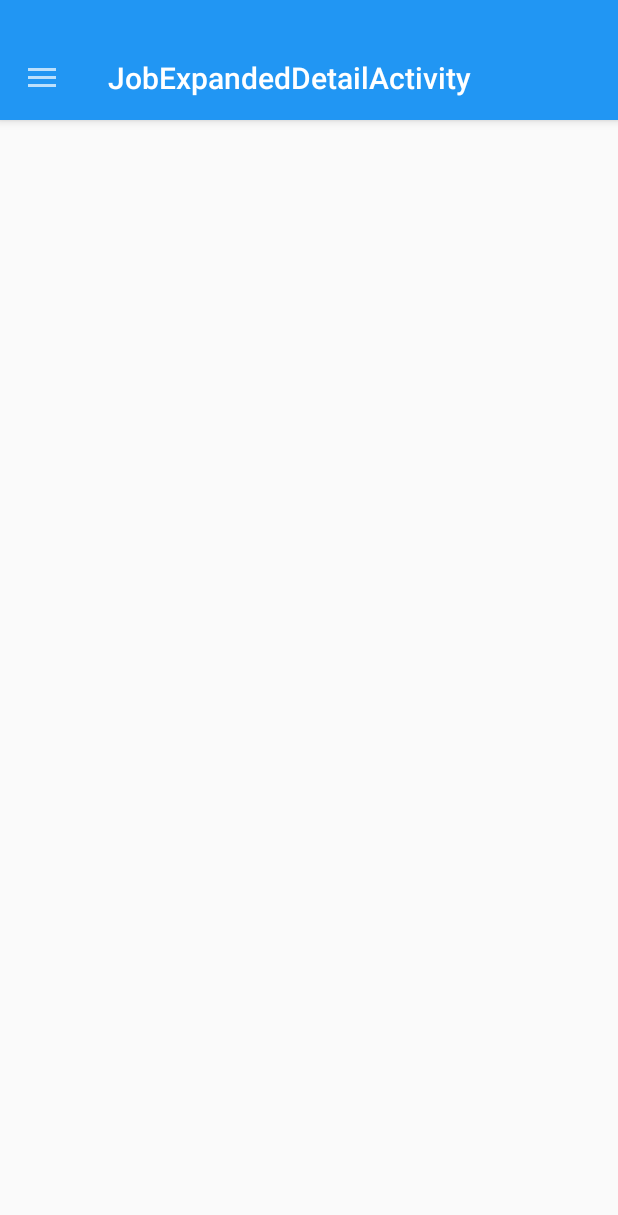
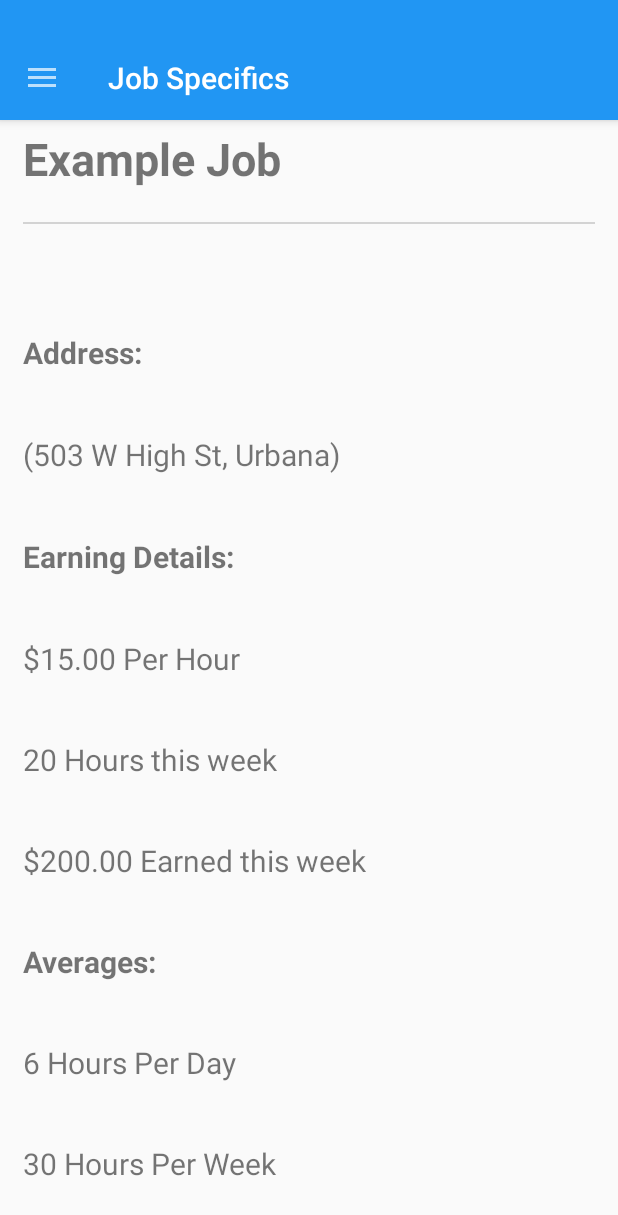
Before and after one commit to nbach/QuickTracker, an Android app: the JobExpandedDetailActivity screen opened directly, with no data from a screen before it, on a phone screen of 412 x 824 dp. Shown: the top 1215 px of the screen. Run offline under Robolectric (Android 15) with nearby library versions, the phone set to English and light mode, and no system bars.

Commit message:
Expanded Job Details nearly complete

```diff
--- a/mobile/src/main/res/layout/activity_job_expanded_detail.xml
+++ b/mobile/src/main/res/layout/activity_job_expanded_detail.xml
@@ -6,7 +6,8 @@
     android:elevation="7dp"
     tools:context="com.android.quicktracker.com.quicktracker.JobExpandedDetailActivity">
 
-    <RelativeLayout
+    <LinearLayout
+        android:orientation="vertical"
         android:layout_width="wrap_content"
         android:layout_height="wrap_content"
         tools:context="com.android.quicktracker.com.quicktracker.JobExpandedDetailActivity">
@@ -15,10 +16,66 @@
             android:id="@+id/tool_bar"
             layout="@layout/tool_bar"></include>
 
-        <RelativeLayout xmlns:android="http://schemas.android.com/apk/res/android"
+        <LinearLayout xmlns:android="http://schemas.android.com/apk/res/android"
             android:layout_width="match_parent"
             android:layout_height="match_parent"
-            android:orientation="vertical">
+            android:layout_weight="1"
+            android:layout_marginLeft="15dp"
+            android:orientation="horizontal">
+
+            <TextView
+                android:id="@+id/addressLP"
+                android:text="Example Job"
+                android:layout_width="wrap_content"
+                android:layout_height="match_parent"
+                android:layout_marginTop="5dp"
+                android:textSize="30sp"
+                android:textStyle="bold"
+                android:ellipsize="end"
+                android:maxEms="11"
+                android:singleLine="true"
+                />
+        </LinearLayout>
+        <LinearLayout xmlns:android="http://schemas.android.com/apk/res/android"
+            android:layout_width="match_parent"
+            android:layout_height="match_parent"
+            android:layout_weight="1"
+            android:layout_marginLeft="15dp"
+            android:orientation="horizontal">
+
+            <View
+                android:id="@+id/firstDivider"
+                android:layout_width="fill_parent"
+                android:layout_height="1dip"
+                android:layout_marginRight="15dp"
+                android:background="#ffd3d3d3" />
+        </LinearLayout>
+        <LinearLayout xmlns:android="http://schemas.android.com/apk/res/android"
+            android:layout_width="match_parent"
+            android:layout_height="match_parent"
+            android:layout_weight="1"
+            android:layout_marginLeft="15dp"
+            android:orientation="horizontal">
+
+            <TextView
+                android:id="@+id/avg"
+                android:text="@string/addr"
+                android:layout_width="wrap_content"
+                android:layout_height="match_parent"
+                android:layout_marginTop="5dp"
+                android:textSize="20sp"
+                android:textStyle="bold"
+                android:ellipsize="end"
+                android:maxEms="11"
+                android:singleLine="true"
+                />
+        </LinearLayout>
+        <LinearLayout xmlns:android="http://schemas.android.com/apk/res/android"
+            android:layout_width="match_parent"
+            android:layout_height="match_parent"
+            android:layout_weight="1"
+            android:layout_marginLeft="15dp"
+            android:orientation="horizontal">
 
             <TextView
                 android:id="@+id/addressLP"
@@ -26,8 +83,7 @@
                 android:layout_width="wrap_content"
                 android:layout_height="match_parent"
                 android:layout_marginTop="5dp"
-                android:layout_centerVertical="true"
-                android:textSize="12sp"
+                android:textSize="20sp"
                 android:ellipsize="end"
                 android:maxEms="11"
                 android:singleLine="true"
@@ -37,12 +93,12 @@
                 android:layout_width="wrap_content"
                 android:layout_height="match_parent"
                 android:layout_marginTop="5dp"
-                android:layout_centerVertical="true"
                 android:layout_toRightOf="@id/addressLP"
-                android:textSize="12sp"
+                android:textSize="20sp"
                 android:ellipsize="end"
                 android:maxEms="11"
                 android:singleLine="true"
+                android:text="503 W High St, Urbana"
                 />
             <TextView
                 android:id="@+id/addressRP"
@@ -50,18 +106,39 @@
                 android:layout_width="wrap_content"
                 android:layout_height="match_parent"
                 android:layout_marginTop="5dp"
-                android:layout_centerVertical="true"
                 android:layout_toRightOf="@+id/jobDetailAddress"
-                android:textSize="12sp"
+                android:textSize="20sp"
                 android:ellipsize="end"
                 android:maxEms="11"
                 android:singleLine="true"
                 />
-        </RelativeLayout>
-        <RelativeLayout xmlns:android="http://schemas.android.com/apk/res/android"
+        </LinearLayout>
+        <LinearLayout xmlns:android="http://schemas.android.com/apk/res/android"
             android:layout_width="match_parent"
             android:layout_height="match_parent"
-            android:orientation="vertical">
+            android:layout_weight="1"
+            android:layout_marginLeft="15dp"
+            android:orientation="horizontal">
+
+            <TextView
+                android:id="@+id/avg"
+                android:text="@string/pay"
+                android:layout_width="wrap_content"
+                android:layout_height="match_parent"
+                android:layout_marginTop="5dp"
+                android:textSize="20sp"
+                android:textStyle="bold"
+                android:ellipsize="end"
+                android:maxEms="11"
+                android:singleLine="true"
+                />
+        </LinearLayout>
+        <LinearLayout xmlns:android="http://schemas.android.com/apk/res/android"
+            android:layout_width="match_parent"
+            android:layout_height="match_parent"
+            android:layout_weight="1"
+            android:layout_marginLeft="15dp"
+            android:orientation="horizontal">
 
             <TextView
                 android:id="@+id/dollarSignPerHour"
@@ -69,8 +146,7 @@
                 android:layout_width="wrap_content"
                 android:layout_height="match_parent"
                 android:layout_marginTop="5dp"
-                android:layout_centerVertical="true"
-                android:textSize="12sp"
+                android:textSize="20sp"
                 android:ellipsize="end"
                 android:maxEms="11"
                 android:singleLine="true"
@@ -80,112 +156,137 @@
                 android:layout_width="wrap_content"
                 android:layout_height="match_parent"
                 android:layout_marginTop="5dp"
-                android:layout_centerVertical="true"
                 android:layout_toRightOf="@id/dollarSignPerHour"
-                android:textSize="12sp"
+                android:textSize="20sp"
                 android:ellipsize="end"
                 android:maxEms="11"
                 android:singleLine="true"
+                android:text="15.00 "
                 />
             <TextView
                 android:text="@string/per_hour"
                 android:layout_width="wrap_content"
                 android:layout_height="match_parent"
                 android:layout_marginTop="5dp"
-                android:layout_centerVertical="true"
                 android:layout_toRightOf="@id/jobDetailHourly"
-                android:textSize="12sp"
+                android:textSize="20sp"
                 android:ellipsize="end"
                 android:maxEms="11"
                 android:singleLine="true"
                 />
-        </RelativeLayout>
-        <RelativeLayout xmlns:android="http://schemas.android.com/apk/res/android"
+        </LinearLayout>
+        <LinearLayout xmlns:android="http://schemas.android.com/apk/res/android"
             android:layout_width="match_parent"
             android:layout_height="match_parent"
-            android:orientation="vertical">
+            android:layout_weight="1"
+            android:layout_marginLeft="15dp"
+            android:orientation="horizontal">
 
             <TextView
                 android:id="@+id/jobDetailHoursThisWeek"
                 android:layout_width="wrap_content"
                 android:layout_height="match_parent"
                 android:layout_marginTop="5dp"
-                android:layout_centerVertical="true"
-                android:textSize="12sp"
+                android:textSize="20sp"
                 android:ellipsize="end"
                 android:maxEms="11"
                 android:singleLine="true"
+                android:text="20 "
                 />
             <TextView
                 android:text="@string/this_week"
                 android:layout_width="wrap_content"
                 android:layout_height="match_parent"
                 android:layout_marginTop="5dp"
-                android:layout_centerVertical="true"
                 android:layout_toRightOf="@id/jobDetailHoursThisWeek"
-                android:textSize="12sp"
+                android:textSize="20sp"
                 android:ellipsize="end"
                 android:maxEms="11"
                 android:singleLine="true"
                 />
-        </RelativeLayout>
-        <RelativeLayout xmlns:android="http://schemas.android.com/apk/res/android"
+        </LinearLayout>
+        <LinearLayout xmlns:android="http://schemas.android.com/apk/res/android"
             android:layout_width="match_parent"
             android:layout_height="match_parent"
-            android:orientation="vertical">
+            android:layout_weight="1"
+            android:layout_marginLeft="15dp"
+            android:orientation="horizontal">
+
+
+            <TextView
+                android:id="@+id/dollarSignETW"
+                android:text="$"
+                android:layout_width="wrap_content"
+                android:layout_height="match_parent"
+                android:layout_marginTop="5dp"
+                android:textSize="20sp"
+                android:ellipsize="end"
+                android:maxEms="11"
+                android:singleLine="true"
+                />
 
             <TextView
                 android:id="@+id/jobDetailEarnedThisWeek"
                 android:layout_width="wrap_content"
                 android:layout_height="match_parent"
                 android:layout_marginTop="5dp"
-                android:layout_centerVertical="true"
-                android:textSize="12sp"
+                android:layout_toRightOf="@+id/dollarSignETW"
+                android:textSize="20sp"
                 android:ellipsize="end"
                 android:maxEms="11"
                 android:singleLine="true"
+                android:text="200.00 "
                 />
             <TextView
                 android:text="@string/earned_this_week"
                 android:layout_width="wrap_content"
                 android:layout_height="match_parent"
                 android:layout_marginTop="5dp"
-                android:layout_centerVertical="true"
                 android:layout_toRightOf="@id/jobDetailEarnedThisWeek"
-                android:textSize="12sp"
+                android:textSize="20sp"
                 android:ellipsize="end"
                 android:maxEms="11"
                 android:singleLine="true"
                 />
-        </RelativeLayout>
-
-        <RelativeLayout xmlns:android="http://schemas.android.com/apk/res/android"
+        </LinearLayout>
+        <LinearLayout xmlns:android="http://schemas.android.com/apk/res/android"
             android:layout_width="match_parent"
             android:layout_height="match_parent"
-            android:orientation="vertical">
+            android:layout_weight="1"
+            android:layout_marginLeft="15dp"
+            android:orientation="horizontal">
+
             <TextView
                 android:id="@+id/avg"
                 android:text="@string/avg"
                 android:layout_width="wrap_content"
                 android:layout_height="match_parent"
                 android:layout_marginTop="5dp"
-                android:layout_centerVertical="true"
-                android:textSize="12sp"
+                android:textSize="20sp"
+                android:textStyle="bold"
                 android:ellipsize="end"
                 android:maxEms="11"
                 android:singleLine="true"
                 />
+        </LinearLayout>
+        <LinearLayout xmlns:android="http://schemas.android.com/apk/res/android"
+            android:layout_width="match_parent"
+            android:layout_height="match_parent"
+            android:layout_weight="1"
+            android:layout_marginLeft="15dp"
+            android:orientation="horizontal">
+
             <TextView
                 android:id="@+id/jobDetailAvgHoursPerDay"
                 android:layout_width="wrap_content"
                 android:layout_height="match_parent"
                 android:layout_marginTop="5dp"
-                android:layout_centerVertical="true"
                 android:layout_toRightOf="@id/avg"
-                android:textSize="12sp"
+                android:textSize="20sp"
                 android:ellipsize="end"
                 android:maxEms="11"
                 android:singleLine="true"
+                android:text="6 "
                 />
             <TextView
                 android:id="@+id/hpd"
@@ -193,39 +294,46 @@
                 android:layout_width="wrap_content"
                 android:layout_height="match_parent"
                 android:layout_marginTop="5dp"
-                android:layout_centerVertical="true"
                 android:layout_toRightOf="@+id/jobDetailAvgHoursPerDay"
-                android:textSize="12sp"
+                android:textSize="20sp"
                 android:ellipsize="end"
                 android:maxEms="11"
                 android:singleLine="true"
                 />
+        </LinearLayout>
+        <LinearLayout xmlns:android="http://schemas.android.com/apk/res/android"
+            android:layout_width="match_parent"
+            android:layout_height="match_parent"
+            android:layout_weight="1"
+            android:layout_marginLeft="15dp"
+            android:orientation="horizontal">
+
             <TextView
                 android:id="@+id/jobDetailAvgHoursPerWeek"
                 android:layout_width="wrap_content"
                 android:layout_height="match_parent"
                 android:layout_marginTop="5dp"
-                android:layout_centerVertical="true"
                 android:layout_toRightOf="@+id/hpd"
-                android:textSize="12sp"
+                android:textSize="20sp"
                 android:ellipsize="end"
                 android:maxEms="11"
                 android:singleLine="true"
+                android:text="30 "
                 />
             <TextView
                 android:text="@string/per_week"
                 android:layout_width="wrap_content"
                 android:layout_height="match_parent"
                 android:layout_marginTop="5dp"
-                android:layout_centerVertical="true"
                 android:layout_toRightOf="@+id/jobDetailAvgHoursPerWeek"
-                android:textSize="12sp"
+                android:textSize="20sp"
                 android:ellipsize="end"
                 android:maxEms="11"
                 android:singleLine="true"
                 />
-        </RelativeLayout>
-    </RelativeLayout>
+        </LinearLayout>
+
+    </LinearLayout>
     <android.support.v7.widget.RecyclerView
         android:id="@+id/RecyclerView"
         android:layout_width="320dp"
--- a/mobile/src/main/res/values/strings.xml
+++ b/mobile/src/main/res/values/strings.xml
@@ -6,11 +6,12 @@
     <string name="title_activity_add_job">Add Job</string>
     <string name="title_activity_job_details">Job Details</string>
     <string name="title_activity_settings">Settings</string>
-    <string name="openDrawer">open</string>
-    <string name="closeDrawer">close</string>
+    <string name="title_activity_job_expanded_detail">Job Specifics</string>
     <string name="title_activity_nav_drawer_adapter">NavDrawerAdapter</string>
     <string name="title_activity_calendar">Calendar</string>
     <string name="title_activity_add_time">Manually Add Time</string>
+    <string name="openDrawer">open</string>
+    <string name="closeDrawer">close</string>
     <string name="color_prompt">Color</string>
     <string name="per_hour"> Per Hour</string>
     <string name="this_week"> Hours this week</string>
@@ -18,6 +19,8 @@
     <string name="avg">Averages:  </string>
     <string name="per_day">  Hours Per Day</string>
     <string name="per_week">  Hours Per Week</string>
+    <string name="addr">Address:</string>
+    <string name="pay">Earning Details:</string>
     <string-array name="color_array">
 
         <item>Red</item>
@@ -29,5 +32,4 @@
         <item>Brown</item>
         <item>Black</item>
     </string-array>
-    <string name="title_activity_job_expanded_detail">JobExpandedDetailActivity</string>
 </resources>
```
